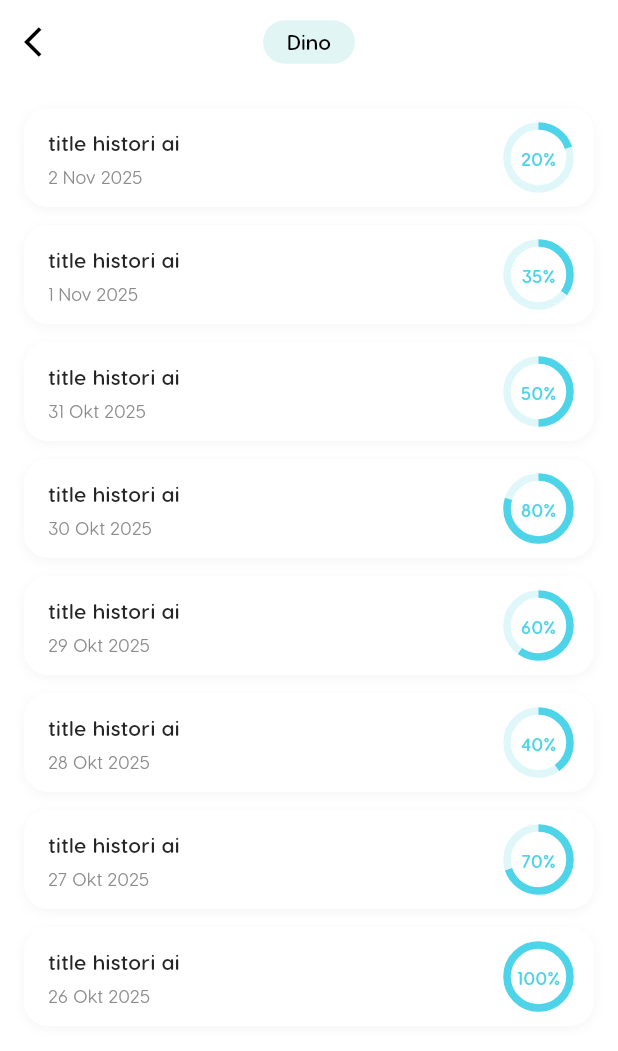
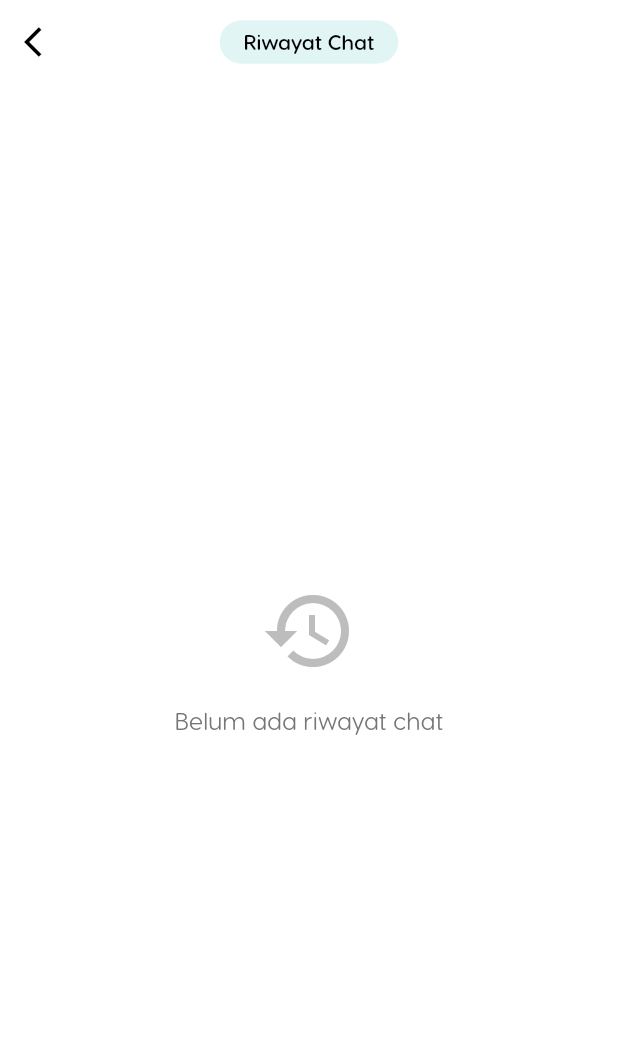
Before and after one commit to chindomiegoreng/mintrix, a Flutter app: the AIPage screen opened directly, after a tap on the "history" icon, on a phone screen of 412 x 824 dp. Shown: the top 1051 px of the screen. Run offline on Flutter 3.47's test engine with Material 3 defaults, Android fonts, the light colour scheme and no system bars; our stand-ins replace bloc, cached_network_image, chewie, dio, equatable, flutter_bloc and 6 more; missing offline and left inert: radar_chart, youtube_explode_dart; accounts and stored records are empty; project files that could hold a hidden picture were left out.

Commit message:
Update : Integrasi Fitur AI

```diff
--- /dev/null
+++ b/devtools_options.yaml
@@ -0,0 +1,3 @@
+description: This file stores settings for Dart & Flutter DevTools.
+documentation: https://docs.flutter.dev/tools/devtools/extensions#configure-extension-enablement-states
+extensions:
--- /dev/null
+++ b/lib/features/ai/data/models/chat_history.dart
@@ -0,0 +1,71 @@
+import 'package:hive/hive.dart';
+
+part 'chat_history.g.dart';
+
+@HiveType(typeId: 0)
+class ChatHistory extends HiveObject {
+  @HiveField(0)
+  String id;
+
+  @HiveField(1)
+  String title;
+
+  @HiveField(2)
+  List<Map<String, dynamic>> messages;
+
+  @HiveField(3)
+  DateTime date;
+
+  ChatHistory({
+    required this.id,
+    required this.title,
+    required this.messages,
+    required this.date,
+  });
+
+  // Empty constructor for Hive
+  ChatHistory.empty()
+    : id = '',
+      title = '',
+      messages = [],
+      date = DateTime.now();
+
+  Map<String, dynamic> toJson() {
+    return {
+      'id': id,
+      'title': title,
+      'messages': messages,
+      'date': date.toIso8601String(),
+    };
+  }
+
+  factory ChatHistory.fromJson(Map<String, dynamic> json) {
+    return ChatHistory(
+      id: json['id'] ?? '',
+      title: json['title'] ?? '',
+      messages: List<Map<String, dynamic>>.from(json['messages'] ?? []),
+      date: DateTime.parse(json['date'] ?? DateTime.now().toIso8601String()),
+    );
+  }
+
+  String get formattedDate {
+    final now = DateTime.now();
+    final difference = now.difference(date).inDays;
+
+    if (difference == 0) {
+      return 'Hari ini';
+    } else if (difference == 1) {
+      return 'Kemarin';
+    } else if (difference < 7) {
+      return '$difference hari lalu';
+    } else {
+      return '${date.day}/${date.month}/${date.year}';
+    }
+  }
+
+  int get progressPercentage {
+    if (messages.isEmpty) return 0;
+    final userMessages = messages.where((m) => !m['isFromDino']).length;
+    return (userMessages * 10).clamp(0, 100);
+  }
+}
--- /dev/null
+++ b/lib/features/ai/data/services/chat_history_service.dart
@@ -0,0 +1,93 @@
+import 'dart:convert';
+import 'package:hive/hive.dart';
+import '../models/chat_history.dart';
+
+class ChatHistoryService {
+  static const String _historyBoxName = 'chat_history';
+  static const String _settingsBoxName = 'chat_settings';
+  static const String _lastClearDateKey = 'last_clear_date';
+
+  late Box<ChatHistory> _historyBox;
+  late Box _settingsBox;
+
+  Future<void> init() async {
+    _historyBox = await Hive.openBox<ChatHistory>(_historyBoxName);
+    _settingsBox = await Hive.openBox(_settingsBoxName);
+  }
+
+  Future<void> saveCurrentChat(List<dynamic> messages) async {
+    if (messages.isEmpty || messages.length <= 1) return;
+
+    await init();
+    final today = DateTime.now();
+
+    // Create chat session
+    final chatSession = ChatHistory(
+      id: today.millisecondsSinceEpoch.toString(),
+      title: _generateTitle(messages),
+      messages: messages
+          .map(
+            (msg) => {
+              'text': msg.text,
+              'isFromDino': msg.isFromDino,
+              'time': msg.time,
+            },
+          )
+          .toList(),
+      date: today,
+    );
+
+    // Save to Hive
+    await _historyBox.put(chatSession.id, chatSession);
+
+    // Keep only last 50 sessions
+    if (_historyBox.length > 50) {
+      final oldestKeys = _historyBox.keys.take(_historyBox.length - 50);
+      for (final key in oldestKeys) {
+        await _historyBox.delete(key);
+      }
+    }
+  }
+
+  Future<List<ChatHistory>> getChatHistory() async {
+    await init();
+    final histories = _historyBox.values.toList();
+    histories.sort((a, b) => b.date.compareTo(a.date));
+    return histories;
+  }
+
+  Future<bool> shouldClearToday() async {
+    await init();
+    final lastClearString = _settingsBox.get(_lastClearDateKey);
+
+    if (lastClearString == null) return false;
+
+    final lastClearDate = DateTime.parse(lastClearString);
+    final today = DateTime.now();
+
+    return today.day != lastClearDate.day ||
+        today.month != lastClearDate.month ||
+        today.year != lastClearDate.year;
+  }
+
+  Future<void> markClearedToday() async {
+    await init();
+    await _settingsBox.put(_lastClearDateKey, DateTime.now().toIso8601String());
+  }
+
+  String _generateTitle(List<dynamic> messages) {
+    if (messages.isEmpty) return 'Chat kosong';
+
+    final firstUserMessage = messages.firstWhere(
+      (msg) => !msg.isFromDino,
+      orElse: () => null,
+    );
+
+    if (firstUserMessage != null) {
+      String text = firstUserMessage.text as String;
+      return text.length > 30 ? '${text.substring(0, 30)}...' : text;
+    }
+
+    return 'Chat dengan Dino';
+  }
+}
--- a/lib/features/ai/presentation/pages/ai_history_page.dart
+++ b/lib/features/ai/presentation/pages/ai_history_page.dart
@@ -1,22 +1,36 @@
 import 'package:flutter/material.dart';
+import 'package:mintrix/features/ai/data/services/chat_history_service.dart';
+import 'package:mintrix/features/ai/data/models/chat_history.dart';
 import 'package:mintrix/shared/theme.dart';
 
-class AIHistoryPage extends StatelessWidget {
+class AIHistoryPage extends StatefulWidget {
   const AIHistoryPage({super.key});
 
   @override
+  State<AIHistoryPage> createState() => _AIHistoryPageState();
+}
+
+class _AIHistoryPageState extends State<AIHistoryPage> {
+  final ChatHistoryService _historyService = ChatHistoryService();
+  List<ChatHistory> _histories = [];
+  bool _isLoading = true;
+
+  @override
+  void initState() {
+    super.initState();
+    _loadHistory();
+  }
+
+  Future<void> _loadHistory() async {
+    final histories = await _historyService.getChatHistory();
+    setState(() {
+      _histories = histories;
+      _isLoading = false;
+    });
+  }
+
+  @override
   Widget build(BuildContext context) {
-    final histories = [
-      {"title": "title histori ai", "progress": 20, "date": "2 Nov 2025"},
-      {"title": "title histori ai", "progress": 35, "date": "1 Nov 2025"},
-      {"title": "title histori ai", "progress": 50, "date": "31 Okt 2025"},
-      {"title": "title histori ai", "progress": 80, "date": "30 Okt 2025"},
-      {"title": "title histori ai", "progress": 60, "date": "29 Okt 2025"},
-      {"title": "title histori ai", "progress": 40, "date": "28 Okt 2025"},
-      {"title": "title histori ai", "progress": 70, "date": "27 Okt 2025"},
-      {"title": "title histori ai", "progress": 100, "date": "26 Okt 2025"},
-    ];
-
     return Scaffold(
       backgroundColor: Colors.white,
       appBar: AppBar(
@@ -33,7 +47,7 @@ class AIHistoryPage extends StatelessWidget {
             borderRadius: BorderRadius.circular(20),
           ),
           child: Text(
-            "Dino",
+            "Riwayat Chat",
             style: primaryTextStyle.copyWith(
               fontSize: 14,
               fontWeight: semiBold,
@@ -43,15 +57,40 @@ class AIHistoryPage extends StatelessWidget {
         ),
         centerTitle: true,
       ),
-      body: ListView.builder(
+      body: _isLoading
+          ? const Center(child: CircularProgressIndicator())
+          : _histories.isEmpty
+          ? Center(
+              child: Column(
+                mainAxisAlignment: MainAxisAlignment.center,
+                children: [
+                  Icon(Icons.history, size: 64, color: Colors.grey[400]),
+                  const SizedBox(height: 16),
+                  Text(
+                    'Belum ada riwayat chat',
+                    style: primaryTextStyle.copyWith(
+                      fontSize: 16,
+                      color: Colors.grey[600],
+                    ),
+                  ),
+                ],
+              ),
+            )
+          : RefreshIndicator(
+              onRefresh: _loadHistory,
+              child: ListView.builder(
                 padding: const EdgeInsets.all(16),
-        itemCount: histories.length,
+                itemCount: _histories.length,
                 itemBuilder: (context, index) {
-          final item = histories[index];
-          final title = item["title"] as String;
-          final date = item["date"] as String;
-          final progress = item["progress"] as int;
+                  final history = _histories[index];
+                  return _buildHistoryItem(history);
+                },
+              ),
+            ),
+    );
+  }
 
+  Widget _buildHistoryItem(ChatHistory history) {
     return Container(
       margin: const EdgeInsets.only(bottom: 12),
       padding: const EdgeInsets.symmetric(horizontal: 16, vertical: 12),
@@ -66,58 +105,33 @@ class AIHistoryPage extends StatelessWidget {
           ),
         ],
       ),
-            child: Row(
-              mainAxisAlignment: MainAxisAlignment.spaceBetween,
-              children: [
-                Column(
+      child: Column(
         crossAxisAlignment: CrossAxisAlignment.start,
         children: [
           Text(
-                      title,
+            history.title,
             style: primaryTextStyle.copyWith(
               fontWeight: semiBold,
               fontSize: 14,
             ),
+            maxLines: 2,
+            overflow: TextOverflow.ellipsis,
           ),
           const SizedBox(height: 4),
           Text(
-                      date,
+            history.formattedDate,
             style: secondaryTextStyle.copyWith(fontSize: 12),
+          ),
+          const SizedBox(height: 2),
+          Text(
+            '${history.messages.length} pesan',
+            style: secondaryTextStyle.copyWith(
+              fontSize: 10,
+              color: Colors.grey[500],
+            ),
           ),
         ],
       ),
-                _buildProgressCircle(progress),
-              ],
-            ),
-          );
-        },
-      ),
-    );
-  }
-
-  Widget _buildProgressCircle(int progress) {
-    return Stack(
-      alignment: Alignment.center,
-      children: [
-        SizedBox(
-          width: 42,
-          height: 42,
-          child: CircularProgressIndicator(
-            value: progress / 100,
-            strokeWidth: 5,
-            backgroundColor: const Color(0xffE0F7FA),
-            color: const Color(0xff4DD4E8),
-          ),
-        ),
-        Text(
-          "$progress%",
-          style: primaryTextStyle.copyWith(
-            fontSize: 12,
-            fontWeight: semiBold,
-            color: const Color(0xff4DD4E8),
-          ),
-        ),
-      ],
     );
   }
 }
--- a/pubspec.yaml
+++ b/pubspec.yaml
@@ -61,6 +61,8 @@ dependencies:
   youtube_explode_dart: ^2.5.3
   dotted_border: ^3.1.0
   dio: ^5.9.0
+  hive: ^2.2.3
+  hive_flutter: ^1.1.0
 
 dev_dependencies:
   flutter_test:
@@ -72,6 +74,8 @@ dev_dependencies:
   # package. See that file for information about deactivating specific lint
   # rules and activating additional ones.
   flutter_lints: ^5.0.0
+  hive_generator: ^2.0.1
+  build_runner: ^2.4.7
 
 # For information on the generic Dart part of this file, see the
 # following page: https://dart.dev/tools/pub/pubspec
```
Also changed, not shown: lib/features/ai/data/services/ai_service.dart (added, +40 -0 lines), lib/features/ai/presentation/pages/ai_page.dart (+171 -30 lines), lib/main.dart (+8 -0 lines), lib/features/ai/data/models/chat_history.g.dart (added), pubspec.lock. Lines whose indentation alone changed are shown as unchanged.
